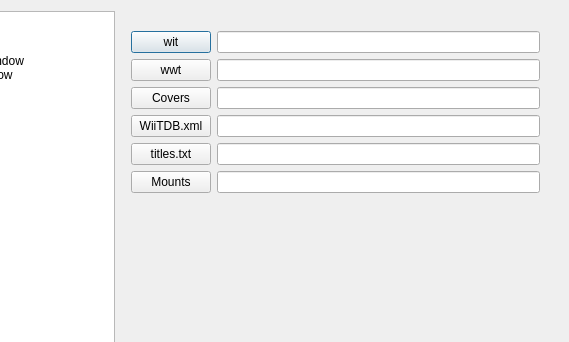
giantpune/qtwitgui, file settingsdialog.ui: the form before one commit; both pictures show x 81 to 650 and y 0 to 342 of the 650 by 496 pixel window.
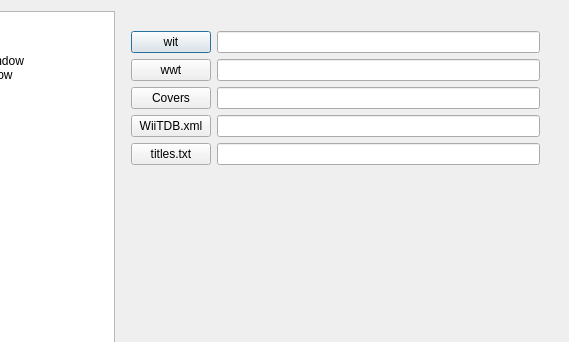
The form after the commit. The open tabs and pages were chosen to show the change. Icons and pictures are not drawn.

Commit message: * start merging all the Fs detection into 1 class that will be peppered with #ifdefs * already working on linux * compiling is probably broken right now for win & mac * removed the mountfile & file command lookup on linux.  while it worked great and is the most descriptive, it required root.  the new method is less descriptive but doesnt need any special permissions * changed wiitdb from xml from zip since the OSx version doesnt support that * updated wiitdb to version with all the GC accessories fixed

Diff of the .ui file:
```diff
--- a/settingsdialog.ui
+++ b/settingsdialog.ui
@@ -201,20 +201,6 @@
         <item row="4" column="1">
          <widget class="QLineEdit" name="lineEdit_titlesTxt"/>
         </item>
-        <item row="5" column="0">
-         <widget class="QPushButton" name="pushButton_mountFilePath">
-          <property name="text">
-           <string>Mounts</string>
-          </property>
-         </widget>
-        </item>
-        <item row="5" column="1">
-         <widget class="QLineEdit" name="lineEdit_MntPath">
-          <property name="text">
-           <string/>
-          </property>
-         </widget>
-        </item>
        </layout>
       </widget>
      </widget>
```
Left out of the diff: 22 changed lines with no effect on the pictures. The commit also changes 9 other files.
